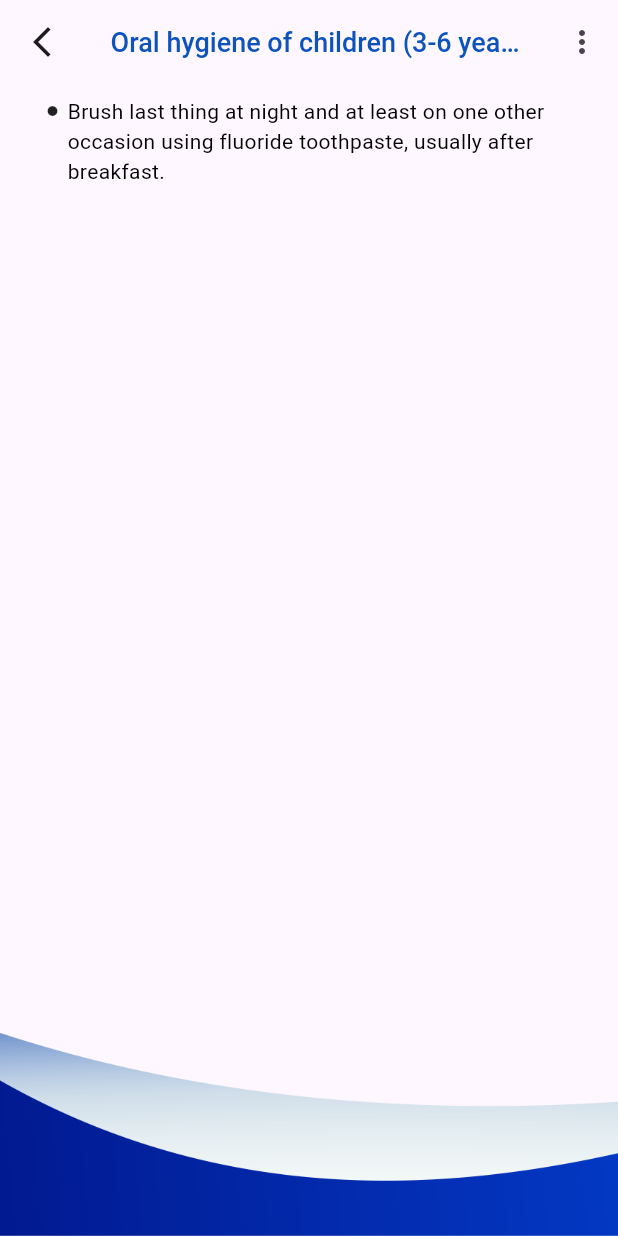
After one commit to navendunandu/nuParent, a Flutter app: the OralHygieneChildren screen opened directly, on a phone screen of 412 x 824 dp. The commit adds this screen. Run offline on Flutter 3.47's test engine with Material 3 defaults, Android fonts, the phone set to English and light mode, and no system bars; our stand-ins replace flutter_signin_button, google_fonts, image_picker, intl_phone_field.

Commit message:
oral hygiene children

```diff
--- a/Mobile/lib/brushing_instruction.dart
+++ b/Mobile/lib/brushing_instruction.dart
@@ -141,11 +141,7 @@ class _BrushingInstructionState extends State<BrushingInstruction> {
                       children: [
                         GestureDetector(
                           onTap: () {
-                            Navigator.push(
-                                context,
-                                MaterialPageRoute(
-                                    builder: (context) =>
-                                        const BrushingInstruction()));
+
                           },
                           child: Container(
                             height: 150,
--- /dev/null
+++ b/Mobile/lib/oral_hygiene_children.dart
@@ -0,0 +1,52 @@
+import 'package:flutter/material.dart';
+import 'package:nu_parent/Components/bulleted_list.dart';
+import 'package:nu_parent/main.dart';
+
+class OralHygieneChildren extends StatefulWidget {
+  const OralHygieneChildren({super.key});
+
+  @override
+  State<OralHygieneChildren> createState() => _OralHygieneChildrenState();
+}
+
+class _OralHygieneChildrenState extends State<OralHygieneChildren> {
+  @override
+  Widget build(BuildContext context) {
+    return Scaffold(
+      appBar: AppBar(
+        leading: IconButton(
+          onPressed: () {
+            Navigator.pop(context);
+          },
+          icon: const Icon(Icons.arrow_back_ios_new),
+        ),
+        title: const Center(
+            child: Text(
+          'Oral hygiene of children (3-6 years)',
+          textAlign: TextAlign.center,
+          style: TextStyle(
+              color: AppColors.darkblue,
+              fontWeight: FontWeight.w500,
+              fontSize: 18),
+        )),
+        actions: [
+          IconButton(
+              onPressed: () {}, icon: const Icon(Icons.more_vert_rounded)),
+        ],
+      ),
+      body: Container(
+        height: double.infinity,
+        decoration: const BoxDecoration(
+            image: DecorationImage(
+                image: AssetImage('assets/Vector2.png'),
+                fit: BoxFit.cover,
+                alignment: Alignment.bottomCenter)),
+        child: Padding(padding: const EdgeInsets.only(left: 25.0, right: 25.0), child: ListView(
+          children: const [
+            BulletList(text: "Brush last thing at night and at least on one other occasion using fluoride toothpaste, usually after breakfast.")
+          ],
+        ),),
+      ),
+    );
+  }
+}
```
